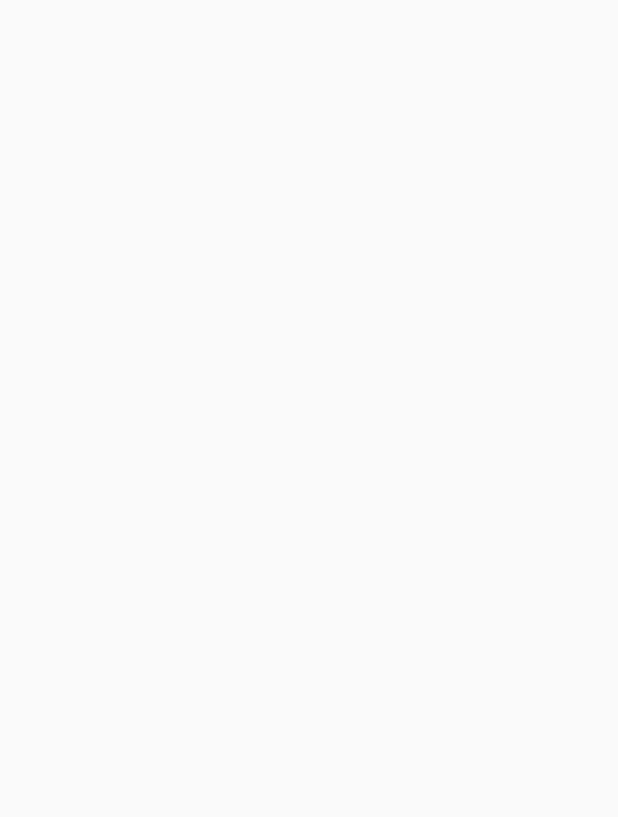
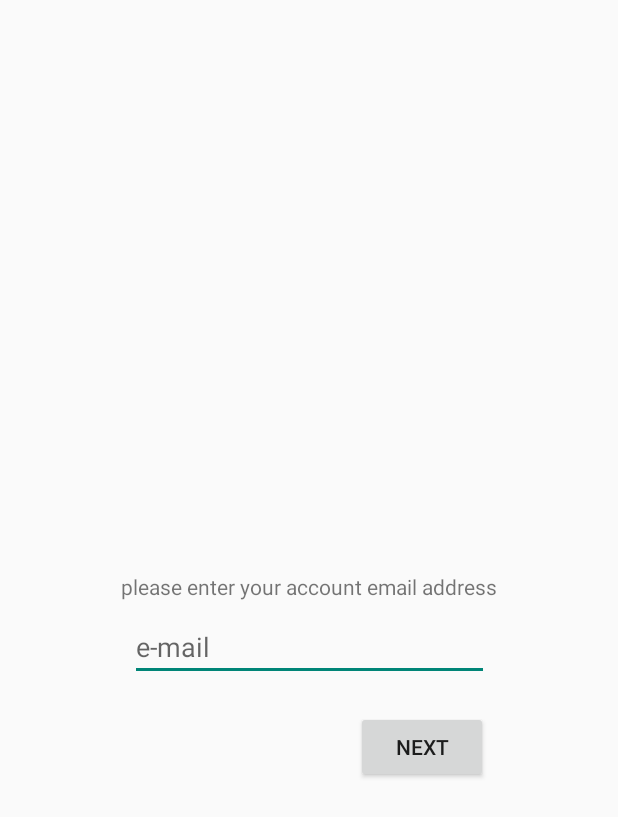
Before and after one commit to biba-boba-2-dolboeba/dresscode-proj, an Android app: the ForgotAccountActivity screen opened directly, with no data from a screen before it, on a phone screen of 412 x 824 dp. Before the commit the part shown is empty. Shown: the top 817 px of the screen. Run offline under Robolectric (Android 15) with nearby library versions, the phone set to English and light mode, and no system bars.

Commit message:
created ForgotAccount layout, presenter, view, activity

```diff
--- a/app/src/main/java/com/biba/boba/dresscode/presentation/forgot_account_screen/ForgotAccountActivity.java
+++ b/app/src/main/java/com/biba/boba/dresscode/presentation/forgot_account_screen/ForgotAccountActivity.java
@@ -4,17 +4,40 @@ import androidx.appcompat.app.AppCompatActivity;
 
 import android.os.Bundle;
 import android.util.Log;
+import android.widget.Button;
+import android.widget.TextView;
 
 import com.biba.boba.dresscode.R;
 
-public class ForgotAccountActivity extends AppCompatActivity {
+public class ForgotAccountActivity extends AppCompatActivity implements ForgotAccountView
+{
+    private ForgotAccountPresenter presenter;
+
+    private TextView emailTextVie;
 
     @Override
     protected void onCreate(Bundle savedInstanceState) {
         super.onCreate(savedInstanceState);
         setContentView(R.layout.forgot_account_layout);
 
-        Log.i("dressLog","constructor ForgotActivity");
+        presenter = new ForgotAccountPresenter(this);
+
+        initAllView();
+    }
+
+    private void initAllView()
+    {
+        emailTextVie = findViewById(R.id.e_mail_to_restore_acc);
+
+        Button nextButton = findViewById(R.id.next_button);
+        nextButton.setOnClickListener(presenter);
+    }
+
+
+    @Override
+    public void loadActivity()
+    {
+
     }
 
     @Override
@@ -22,4 +45,5 @@ public class ForgotAccountActivity extends AppCompatActivity {
         super.finish();
         overridePendingTransition(R.anim.slide_in_left, R.anim.slide_out_right);
     }
+
 }
--- a/app/src/main/java/com/biba/boba/dresscode/presentation/forgot_account_screen/ForgotAccountPresenter.java
+++ b/app/src/main/java/com/biba/boba/dresscode/presentation/forgot_account_screen/ForgotAccountPresenter.java
@@ -1,4 +1,27 @@
 package com.biba.boba.dresscode.presentation.forgot_account_screen;
 
-public class ForgotAccountPresenter {
+import android.view.View;
+
+import com.biba.boba.dresscode.R;
+
+public class ForgotAccountPresenter implements View.OnClickListener
+{
+    private final ForgotAccountView view;
+
+    ForgotAccountPresenter(ForgotAccountView view)
+    {
+        this.view = view;
+    }
+
+    @Override
+    public void onClick(View v)
+    {
+        if (v.getId() == R.id.next_button)
+        {
+            view.loadActivity();
+        }
+    }
+
+
+
 }
--- a/app/src/main/java/com/biba/boba/dresscode/presentation/forgot_account_screen/ForgotAccountView.java
+++ b/app/src/main/java/com/biba/boba/dresscode/presentation/forgot_account_screen/ForgotAccountView.java
@@ -2,4 +2,5 @@ package com.biba.boba.dresscode.presentation.forgot_account_screen;
 
 interface ForgotAccountView
 {
+    void loadActivity();
 }
--- a/app/src/main/java/com/biba/boba/dresscode/presentation/signin_screen/SignInActivity.java
+++ b/app/src/main/java/com/biba/boba/dresscode/presentation/signin_screen/SignInActivity.java
@@ -65,7 +65,7 @@ public class SignInActivity extends AppCompatActivity implements SignInView
     public void loadForgotAccountActivity()
     {
         loadActivity(ForgotAccountActivity.class);
-        overridePendingTransition(R.anim.slide_in_up, R.anim.slide_out_down);
+        overridePendingTransition(R.anim.slide_in_right, R.anim.slide_out_left);
     }
 
     @Override
--- a/app/src/main/res/layout/forgot_account_layout.xml
+++ b/app/src/main/res/layout/forgot_account_layout.xml
@@ -4,4 +4,49 @@
     xmlns:tools="http://schemas.android.com/tools"
     android:layout_width="match_parent"
     android:layout_height="match_parent"
-    tools:context=".presentation.forgot_account_screen.ForgotAccountActivity"/>
+    tools:context=".presentation.forgot_account_screen.ForgotAccountActivity">
+
+    <TextView
+        android:id="@+id/e_mail_to_restore_acc"
+        android:layout_width="wrap_content"
+        android:layout_height="wrap_content"
+        android:text="@string/Email_for_forgot_account"
+        app:layout_constraintBottom_toBottomOf="parent"
+        app:layout_constraintEnd_toEndOf="parent"
+        app:layout_constraintStart_toStartOf="parent"
+        app:layout_constraintTop_toTopOf="parent"
+        app:layout_constraintVertical_bias="0.474" />
+
+    <EditText
+        android:id="@+id/e_mail_field"
+        android:layout_width="239dp"
+        android:layout_height="44dp"
+        android:layout_alignParentStart="true"
+        android:layout_alignParentLeft="true"
+        android:layout_alignParentTop="true"
+        android:layout_alignParentEnd="true"
+        android:layout_alignParentRight="true"
+        android:layout_alignParentBottom="true"
+        android:ems="10"
+        android:hint="@string/Email_field"
+        android:inputType="textEmailAddress"
+        app:layout_constraintBottom_toBottomOf="parent"
+        app:layout_constraintEnd_toEndOf="parent"
+        app:layout_constraintStart_toStartOf="parent"
+        app:layout_constraintTop_toBottomOf="@+id/e_mail_to_restore_acc"
+        app:layout_constraintVertical_bias="0.024" />
+
+    <Button
+        android:id="@+id/next_button"
+        android:layout_width="wrap_content"
+        android:layout_height="wrap_content"
+        android:layout_marginTop="20dp"
+        android:text="@string/next"
+        app:layout_constraintBottom_toBottomOf="parent"
+        app:layout_constraintEnd_toEndOf="parent"
+        app:layout_constraintHorizontal_bias="0.733"
+        app:layout_constraintStart_toStartOf="parent"
+        app:layout_constraintTop_toBottomOf="@+id/e_mail_field"
+        app:layout_constraintVertical_bias="0.0" />
+
+</androidx.constraintlayout.widget.ConstraintLayout>
--- a/app/src/main/res/values/strings.xml
+++ b/app/src/main/res/values/strings.xml
@@ -8,9 +8,10 @@
     <string name="enter_pass">password</string>
     <string name="repeat_pass">repeat password</string>
     <string name="forgot_account">Forgot account?</string>
-
+    <string name="next">next</string>
     <string name="error_message">you enter invalid data</string>
     <string name="login">login</string>
+    <string name="Email_for_forgot_account">please enter your account email address</string>
     <string name="create_account">create account</string>
 
 </resources>
```
